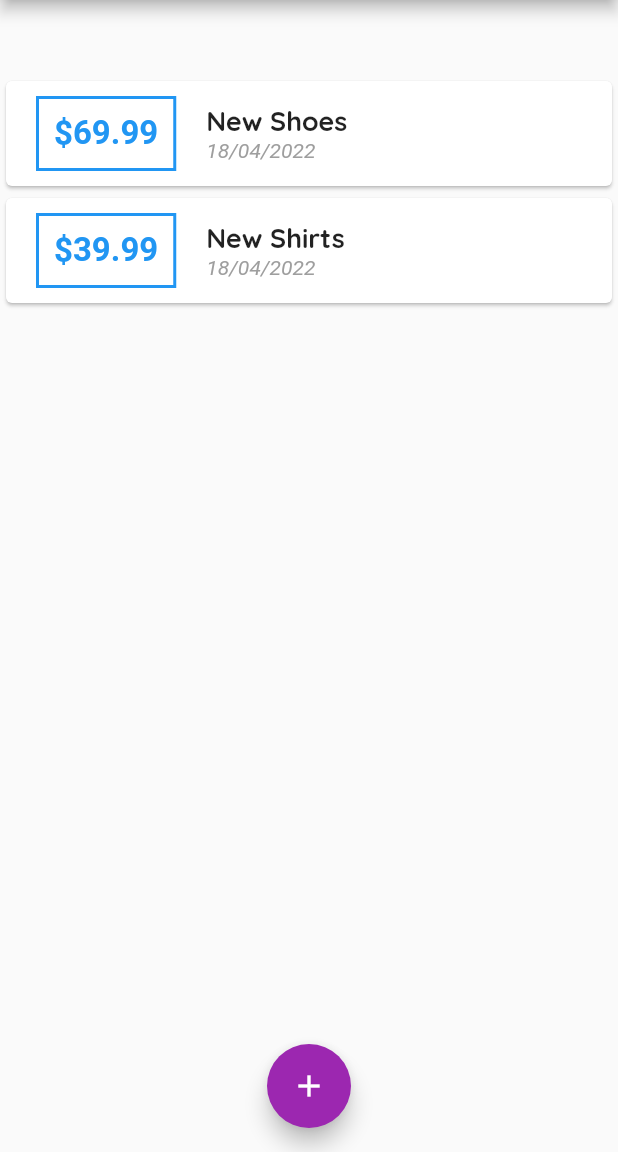
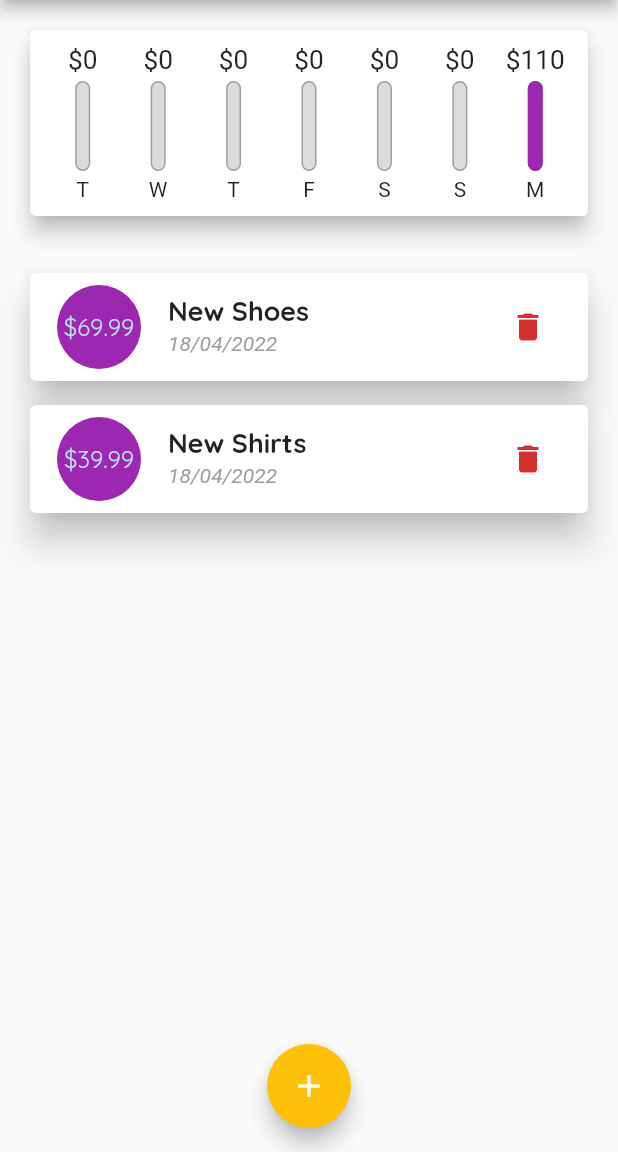
Before and after one commit to pliniogim/gasto, a Flutter app: the screen it shows after launch, on a phone screen of 412 x 824 dp, the part 84-1236 px from its top. Run offline on Flutter 3.47's test engine with Material 2 defaults, Android fonts, the phone set to English and light mode, and no system bars.

Commit message:
20220417

```diff
--- a/lib/home/gasto_home.dart
+++ b/lib/home/gasto_home.dart
@@ -41,21 +41,28 @@
     return _userTransactions.where((tx) {
       return tx.date.isAfter(
         DateTime.now().subtract(
-          Duration(days: 7),
+          const Duration(days: 7),
         ),
       );
     }).toList();
   }
 
-  void _addNewTransaction(String txTitle, double txAmount) {
+  void _addNewTransaction(
+      String txTitle, double txAmount, DateTime chosenDate) {
     final newtx = Transaction(
         title: txTitle,
         amount: txAmount,
-        date: DateTime.now(),
+        date: chosenDate,
         id: DateTime.now().toString());
 
     setState(() {
       _userTransactions.add(newtx);
+    });
+  }
+
+  void _deleteTransaction(String id) {
+    setState(() {
+      _userTransactions.removeWhere((tx) => tx.id == id);
     });
   }
 
@@ -150,7 +157,7 @@
             //split2
             // NewTransaction(),
             // TransactionList(),
-            TransactionList(_userTransactions),
+            TransactionList(_userTransactions, _deleteTransaction),
             //split
             // Column(
             //   children: transactions
--- a/lib/home/widgets/chart.dart
+++ b/lib/home/widgets/chart.dart
@@ -1,10 +1,11 @@
 import 'package:flutter/material.dart';
 import 'package:gasto/home/model/transaction.dart';
+import 'package:gasto/home/widgets/chart_bar.dart';
 import 'package:intl/intl.dart';
 
 class Chart extends StatelessWidget {
   final List<Transaction> recentTransactions;
-  Chart(this.recentTransactions);
+  const Chart(this.recentTransactions, {Key? key}) : super(key: key);
 
   List<Map<String, Object>> get groupedTransactionValues {
     return List.generate(
@@ -22,23 +23,48 @@
           }
         }
 
-        print(DateFormat.E().format(weekDay));
-        print(totalSum);
+        // print(DateFormat.E().format(weekDay));
+        // print(totalSum);
 
-        return {'day': DateFormat.E().format(weekDay), 'amount': totalSum};
+        return {
+          'day': DateFormat.E().format(weekDay).substring(0, 1),
+          'amount': totalSum
+        };
       },
-    );
+    ).reversed.toList();
   }
 
   // const Chart({Key? key}) : super(key: key);
 
+  double get totalSpending {
+    return groupedTransactionValues.fold(0.0, (sum, item) {
+      return sum + (item['amount'] as double);
+    });
+  }
+
   @override
   Widget build(BuildContext context) {
-    print(groupedTransactionValues);
+    //print(groupedTransactionValues);
     return Card(
       elevation: 6,
-      margin: EdgeInsets.all(20),
-      child: Row(children: <Widget>[]),
+      margin: const EdgeInsets.all(20),
+      child: Container(
+        padding: const EdgeInsets.all(10),
+        child: Row(
+          mainAxisAlignment: MainAxisAlignment.spaceAround,
+          children: groupedTransactionValues.map((data) {
+            return Flexible(
+              fit: FlexFit.tight,
+              child: ChartBar(
+                  (data['day'] as String),
+                  (data['amount'] as double),
+                  totalSpending == 0.0
+                      ? 0.0
+                      : (data['amount'] as double) / totalSpending),
+            );
+          }).toList(),
+        ),
+      ),
     );
   }
 }
--- /dev/null
+++ b/lib/home/widgets/chart_bar.dart
@@ -0,0 +1,47 @@
+import 'package:flutter/material.dart';
+
+class ChartBar extends StatelessWidget {
+  final String label;
+  final double spendingAmount;
+  final double spendingPctOfTotal;
+
+  const ChartBar(this.label, this.spendingAmount, this.spendingPctOfTotal,
+      {Key? key})
+      : super(key: key);
+
+  @override
+  Widget build(BuildContext context) {
+    return Column(
+      children: [
+        SizedBox(
+            height: 20,
+            child: FittedBox(
+                child: Text('\$${spendingAmount.toStringAsFixed(0)}'))),
+        const SizedBox(height: 4),
+        SizedBox(
+          height: 60,
+          width: 10,
+          child: Stack(children: [
+            Container(
+              decoration: BoxDecoration(
+                color: const Color.fromRGBO(220, 220, 220, 1),
+                borderRadius: BorderRadius.circular(10),
+                border: Border.all(color: Colors.grey, width: 1.0),
+              ),
+            ),
+            FractionallySizedBox(
+              heightFactor: spendingPctOfTotal,
+              child: Container(
+                  decoration: BoxDecoration(
+                borderRadius: BorderRadius.circular(10),
+                color: Theme.of(context).primaryColor,
+              )),
+            )
+          ]),
+        ),
+        const SizedBox(height: 4),
+        Text(label),
+      ],
+    );
+  }
+}
--- a/lib/home/widgets/transaction_list.dart
+++ b/lib/home/widgets/transaction_list.dart
@@ -5,8 +5,10 @@
 import '../model/transaction.dart';
 
 class TransactionList extends StatelessWidget {
+  final Function deletetx;
   final List<Transaction> transactions;
-  TransactionList(this.transactions);
+  const TransactionList(this.transactions, this.deletetx, {Key? key})
+      : super(key: key);
 
   // const TransactionList({Key? key, required this.transactions})
   //     : super(key: key);
@@ -20,8 +22,8 @@
 
   @override
   Widget build(BuildContext context) {
-    return Container(
-      height: 300,
+    return SizedBox(
+      height: 450,
       child: transactions.isEmpty
           ? Column(
               children: <Widget>[
@@ -32,7 +34,7 @@
                 const SizedBox(
                   height: 10,
                 ),
-                Container(
+                SizedBox(
                   height: 200,
                   child: Image.asset(
                     'assets/images/waiting.png',
@@ -44,54 +46,96 @@
           : ListView.builder(
               itemBuilder: (context, index) {
                 return Card(
-                  child: Row(
-                    children: [
-                      Container(
-                        padding: const EdgeInsets.all(10),
+                  elevation: 10,
                   margin: const EdgeInsets.symmetric(
-                          vertical: 10,
-                          horizontal: 20,
+                    vertical: 8.0,
+                    horizontal: 20.0,
                   ),
-                        decoration: BoxDecoration(
-                          border: Border.all(
-                            color: Theme.of(context).primaryColor,
-                            width: 2,
-                          ),
-                        ),
+                  child: ListTile(
+                    leading: CircleAvatar(
+                      backgroundColor: Theme.of(context).primaryColor,
+                      radius: 30,
+                      child: Padding(
+                        padding: const EdgeInsets.all(6),
+                        child: FittedBox(
                           child: Text(
                             '\$${transactions[index].amount.toStringAsFixed(2)}',
-                          style: TextStyle(
-                            fontSize: 22,
-                            fontWeight: FontWeight.bold,
-                            color: Theme.of(context).primaryColor,
                           ),
                         ),
                       ),
-                      Column(
-                        crossAxisAlignment: CrossAxisAlignment.start,
-                        children: <Widget>[
-                          Text(
+                    ),
+                    trailing: IconButton(
+                      icon: const Icon(Icons.delete),
+                      color: Theme.of(context).errorColor,
+                      onPressed: () => deletetx(transactions[index].id),
+                    ),
+                    title: Text(
                       transactions[index].title,
                       style: Theme.of(context).textTheme.headline6,
-                            // style: const TextStyle(
-                            //   fontSize: 18,
-                            //   fontWeight: FontWeight.bold,
-                            // ),
                     ),
-                          Text(
+                    subtitle: Text(
                       //DateFormat.HOUR_MINUTE_GENERIC_TZ....
-                            DateFormat('dd/MM/yyyy')
-                                .format(transactions[index].date),
+                      DateFormat('dd/MM/yyyy').format(transactions[index].date),
                       style: const TextStyle(
                         color: Colors.grey,
                         fontSize: 14,
                         fontStyle: FontStyle.italic,
                         fontWeight: FontWeight.w400,
                       ),
+
+                      //alternativa
+                      // return Card(
+                      //   child: Row(
+                      //     children: [
+                      //       Container(
+                      //         padding: const EdgeInsets.all(10),
+                      //         margin: const EdgeInsets.symmetric(
+                      //           vertical: 10,
+                      //           horizontal: 20,
+                      //         ),
+                      //         decoration: BoxDecoration(
+                      //           border: Border.all(
+                      //             color: Theme.of(context).primaryColor,
+                      //             width: 2,
+                      //           ),
+                      //         ),
+                      //         child: Text(
+                      //           '\$${transactions[index].amount.toStringAsFixed(2)}',
+                      //           style: TextStyle(
+                      //             fontSize: 22,
+                      //             fontWeight: FontWeight.bold,
+                      //             color: Theme.of(context).primaryColor,
+                      //           ),
+                      //         ),
+                      //       ),
+                      //       Column(
+                      //         crossAxisAlignment: CrossAxisAlignment.start,
+                      //         children: <Widget>[
+                      //           Text(
+                      //             transactions[index].title,
+                      //             style: Theme.of(context).textTheme.headline6,
+                      //             // style: const TextStyle(
+                      //             //   fontSize: 18,
+                      //             //   fontWeight: FontWeight.bold,
+                      //             // ),
+                      //           ),
+                      //           Text(
+                      //             //DateFormat.HOUR_MINUTE_GENERIC_TZ....
+                      //             DateFormat('dd/MM/yyyy')
+                      //                 .format(transactions[index].date),
+                      //             style: const TextStyle(
+                      //               color: Colors.grey,
+                      //               fontSize: 14,
+                      //               fontStyle: FontStyle.italic,
+                      //               fontWeight: FontWeight.w400,
+                      //             ),
+                      //           ),
+                      //         ],
+                      //       ),
+                      //     ],
+                      //   ),
+                      // );
                     ),
-                        ],
-                      ),
-                    ],
                   ),
                 );
               },
--- a/lib/main.dart
+++ b/lib/main.dart
@@ -15,8 +15,10 @@
     return MaterialApp(
       title: 'Personal Expenses',
       theme: ThemeData(
+        primaryColor: Colors.purple,
+        errorColor: Colors.red,
         colorScheme: ColorScheme.fromSwatch(primarySwatch: Colors.purple)
-            .copyWith(secondary: Colors.purple),
+            .copyWith(secondary: Colors.amber),
         fontFamily: 'Quicksand',
         textTheme: ThemeData.light().textTheme.copyWith(
                 headline6: const TextStyle(
@@ -48,7 +50,7 @@
         ),
       ),
       debugShowCheckedModeBanner: false,
-      home: GastoHome(),
+      home: const GastoHome(),
     );
   }
 }
```
Also changed, not shown: lib/home/widgets/new_transaction.dart (+67 -17 lines). Lines whose indentation alone changed are shown as unchanged.
